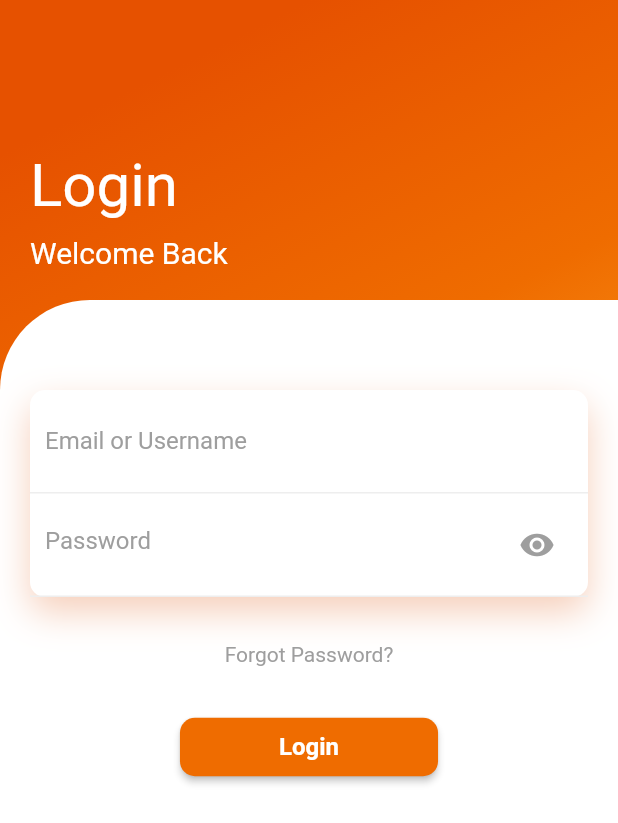
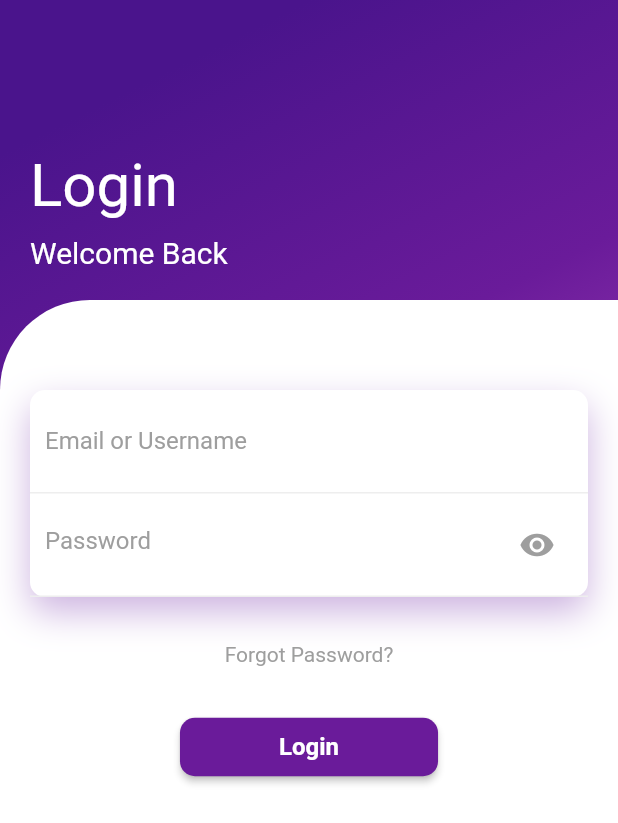
Before and after one commit to vineetjk/quanratine-code, a Flutter app: the screen it shows after launch, on a phone screen of 412 x 824 dp. Shown: the top 823 px of the screen. Run offline on Flutter 3.47's test engine with Material 2 defaults, Android fonts, the phone set to English and light mode, and no system bars; our stand-ins replace simple_animations.

Commit message:
changed theme to purple color

```diff
--- a/login_screen_ui/lib/main.dart
+++ b/login_screen_ui/lib/main.dart
@@ -10,7 +10,7 @@ class MyApp extends StatelessWidget {
       title: 'Login UI',
       debugShowCheckedModeBanner: false,
       theme: ThemeData(
-        primarySwatch: Colors.orange,
+        primarySwatch: Colors.deepPurple
       ),
       home: MyHomePage(title: 'Login UI'),
     );
@@ -40,9 +40,9 @@ class _MyHomePageState extends State<MyHomePage> {
           gradient: LinearGradient(
             begin: Alignment.topCenter,
             colors: [
-              Colors.orange[900],
-              Colors.orange[800],
-              Colors.orange[400],
+              Colors.purple[900],
+              Colors.purple[800],
+              Colors.purple[400],
             ],
           ),
         ),
@@ -102,7 +102,7 @@ class _MyHomePageState extends State<MyHomePage> {
                                 borderRadius: BorderRadius.circular(10),
                                 boxShadow: [
                                   BoxShadow(
-                                      color: Color.fromRGBO(225, 95, 27, 0.3),
+                                      color: Color.fromRGBO(87, 3, 152, 0.3),
                                       blurRadius: 20,
                                       offset: Offset(0, 10))
                                 ]),
@@ -123,7 +123,7 @@ class _MyHomePageState extends State<MyHomePage> {
                                       textInputAction: TextInputAction.next,
                                       onFieldSubmitted: (_) =>
                                           FocusScope.of(context).nextFocus(),
-                                      cursorColor: Colors.orange,
+                                      cursorColor: Colors.purple,
                                       decoration: InputDecoration(
                                           focusColor: Colors.orange,
                                           hoverColor: Colors.orange,
@@ -149,7 +149,7 @@ class _MyHomePageState extends State<MyHomePage> {
                                       keyboardType:
                                           TextInputType.visiblePassword,
                                       textInputAction: TextInputAction.done,
-                                      cursorColor: Colors.orange,
+                                      cursorColor: Colors.purple,
                                       decoration: InputDecoration(
                                         hintText: "Password",
                                         hoverColor: Colors.orange,
@@ -163,7 +163,7 @@ class _MyHomePageState extends State<MyHomePage> {
                                             setState(() {
                                               _isEye = !_isEye;
                                               if(_isEye == true){
-                                                _passEyeCol = Colors.orange[800];
+                                                _passEyeCol = Colors.purple[800];
                                                 isHidden = false;
                                               }else{
                                                 _passEyeCol = Colors.grey;
@@ -196,7 +196,7 @@ class _MyHomePageState extends State<MyHomePage> {
                           shape: RoundedRectangleBorder(
                             borderRadius: BorderRadius.circular(10),
                           ),
-                          color: Colors.orange[800],
+                          color: Colors.purple[800],
                           onPressed: () {},
                           child: FadeAnimation(
                             1.9,
```
